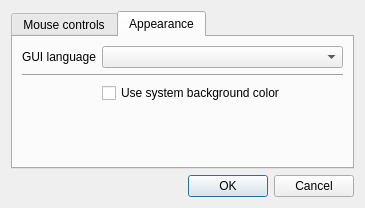
This is settings.ui in ElTh0r0/iqpuzzle as Qt 5 draws it before an edit. The edited form follows.
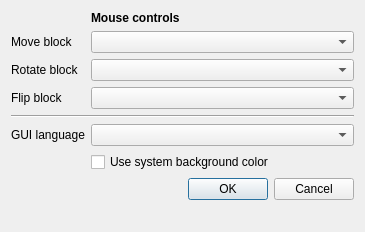
This is the edited form. The open tabs and pages were chosen to show the change. Icons and pictures are not drawn.

Diff of the .ui file:
```diff
--- a/settings.ui
+++ b/settings.ui
@@ -7,7 +7,7 @@
     <x>0</x>
     <y>0</y>
     <width>365</width>
-    <height>208</height>
+    <height>232</height>
    </rect>
   </property>
   <property name="sizePolicy">
@@ -26,95 +26,71 @@
   <property name="locale">
    <locale language="English" country="UnitedKingdom"/>
   </property>
-  <layout class="QVBoxLayout" name="verticalLayout">
-   <item>
-    <widget class="QTabWidget" name="tabWidget">
-     <property name="currentIndex">
-      <number>0</number>
-     </property>
-     <widget class="QWidget" name="tab_3">
-      <property name="sizePolicy">
-       <sizepolicy hsizetype="Preferred" vsizetype="Preferred">
-        <horstretch>0</horstretch>
-        <verstretch>0</verstretch>
-       </sizepolicy>
-      </property>
-      <attribute name="title">
-       <string>Mouse controls</string>
-      </attribute>
       <layout class="QFormLayout" name="formLayout">
        <property name="fieldGrowthPolicy">
         <enum>QFormLayout::AllNonFixedFieldsGrow</enum>
        </property>
-       <item row="0" column="0">
+   <item row="0" column="1">
+    <widget class="QLabel" name="lblControls">
+     <property name="font">
+      <font>
+       <weight>75</weight>
+       <bold>true</bold>
+      </font>
+     </property>
+     <property name="text">
+      <string>Mouse controls</string>
+     </property>
+    </widget>
+   </item>
+   <item row="1" column="0">
         <widget class="QLabel" name="lblMoveBlock">
          <property name="text">
           <string>Move block</string>
          </property>
         </widget>
        </item>
-       <item row="0" column="1">
+   <item row="1" column="1">
         <widget class="QComboBox" name="cbMoveBlockMouse"/>
        </item>
-       <item row="1" column="0">
+   <item row="2" column="0">
         <widget class="QLabel" name="lblRotateBlock">
          <property name="text">
           <string>Rotate block</string>
          </property>
         </widget>
        </item>
-       <item row="1" column="1">
+   <item row="2" column="1">
         <widget class="QComboBox" name="cbRotateBlockMouse"/>
        </item>
-       <item row="2" column="0">
+   <item row="3" column="0">
         <widget class="QLabel" name="lblFlipBlock">
          <property name="text">
           <string>Flip block</string>
          </property>
         </widget>
        </item>
-       <item row="2" column="1">
+   <item row="3" column="1">
         <widget class="QComboBox" name="cbFlipBlockMouse"/>
        </item>
-      </layout>
-     </widget>
-     <widget class="QWidget" name="tab_4">
-      <attribute name="title">
-       <string>Appearance</string>
-      </attribute>
-      <layout class="QFormLayout" name="formLayout_2">
-       <property name="fieldGrowthPolicy">
-        <enum>QFormLayout::AllNonFixedFieldsGrow</enum>
-       </property>
-       <item row="0" column="0">
+   <item row="4" column="0" colspan="2">
+    <widget class="Line" name="line_2">
+     <property name="orientation">
+      <enum>Qt::Horizontal</enum>
+     </property>
+    </widget>
+   </item>
+   <item row="5" column="0">
         <widget class="QLabel" name="lblGuiLang">
          <property name="text">
           <string>GUI language</string>
          </property>
         </widget>
        </item>
-       <item row="0" column="1">
+   <item row="5" column="1">
         <widget class="QComboBox" name="cbGuiLanguage"/>
        </item>
-       <item row="1" column="0" colspan="2">
-        <widget class="Line" name="line">
-         <property name="orientation">
-          <enum>Qt::Horizontal</enum>
-         </property>
-        </widget>
-       </item>
-       <item row="2" column="1">
-        <widget class="QCheckBox" name="checkSystemBackground">
-         <property name="text">
-          <string>Use system background color</string>
-         </property>
-        </widget>
-       </item>
-      </layout>
-     </widget>
-    </widget>
-   </item>
-   <item>
+   <item row="7" column="1">
     <widget class="QDialogButtonBox" name="buttonBox">
      <property name="orientation">
       <enum>Qt::Horizontal</enum>
@@ -124,6 +100,13 @@
      </property>
     </widget>
    </item>
+   <item row="6" column="1">
+    <widget class="QCheckBox" name="checkSystemBackground">
+     <property name="text">
+      <string>Use system background color</string>
+     </property>
+    </widget>
+   </item>
   </layout>
  </widget>
  <resources>
```
Lines whose indentation alone changed are shown as unchanged.
